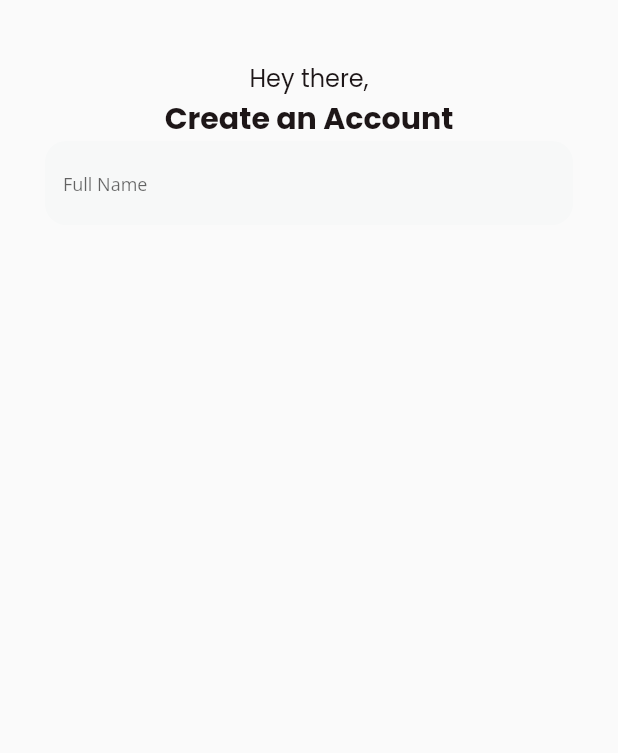
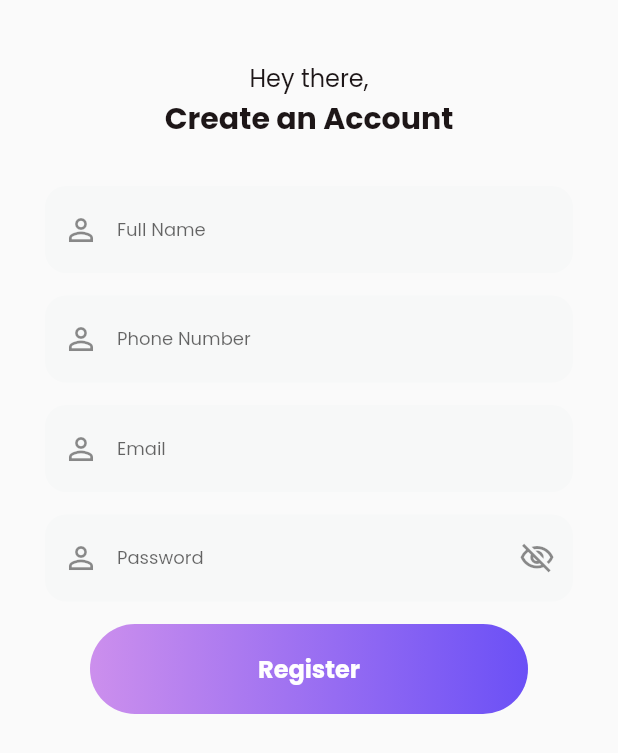
Before and after one commit to ahmdxhabibi/didpoolfit, a Flutter app: the RegisterPage screen opened by its route, on a phone screen of 412 x 824 dp. Shown: the top 753 px of the screen. Run offline on Flutter 3.47's test engine with Material 2 defaults, Android fonts, the light colour scheme and no system bars; our stand-ins replace google_fonts.

Commit message:
add textform widget

```diff
--- a/lib/pages/register_page.dart
+++ b/lib/pages/register_page.dart
@@ -1,3 +1,5 @@
+import 'package:didpoolfit/widgets/button_widget.dart';
+import 'package:didpoolfit/widgets/costum_text_form.dart';
 import 'package:flutter/material.dart';
 import 'package:google_fonts/google_fonts.dart';
 
@@ -32,21 +34,26 @@
                 fontWeight: FontWeight.bold,
               ),
             ),
-            TextFormField(
-              obscureText: false,
-              style: GoogleFonts.openSans(
-                fontSize: 12,
-                color: const Color(0xffADA4A5),
-              ),
-              decoration: InputDecoration(
-                fillColor: const Color(0xffF7F8F8),
-                filled: true,
-                border: OutlineInputBorder(
-                    borderRadius: BorderRadius.circular(14),
-                    borderSide: BorderSide.none),
-                hintText: 'Full Name',
-              ),
+            const SizedBox(height: 30),
+            const CostumTextForm(
+              text: 'Full Name',
             ),
+            const CostumTextForm(
+              text: 'Phone Number',
+            ),
+            const CostumTextForm(
+              text: 'Email',
+            ),
+            const CostumTextForm(
+              text: 'Password',
+              hidePassword: true,
+            ),
+            CustomButton(
+              title: 'Register',
+              onPressed: () {
+                Navigator.pushNamed(context, '/onboarding1');
+              },
+            )
           ],
         ),
       ),
--- a/lib/widgets/button_widget.dart
+++ b/lib/widgets/button_widget.dart
@@ -17,8 +17,16 @@
       width: 315,
       height: 60,
       margin: const EdgeInsets.symmetric(horizontal: 30),
-      decoration: BoxDecoration(
-          color: logoLinier, borderRadius: BorderRadius.circular(100)),
+      decoration: ShapeDecoration(
+        gradient: const LinearGradient(
+          begin: Alignment(-1.00, 0.08),
+          end: Alignment(1, -0.08),
+          colors: [Color(0xFFCC8FED), Color(0xFF6B50F6)],
+        ),
+        shape: RoundedRectangleBorder(
+          borderRadius: BorderRadius.circular(99),
+        ),
+      ),
       child: TextButton(
           onPressed: onPressed,
           child: Text(
--- a/lib/widgets/costum_textForm.dart
+++ /dev/null
@@ -1,25 +0,0 @@
-import 'package:flutter/material.dart';
-import 'package:google_fonts/google_fonts.dart';
-
-class CostumTextForm extends StatelessWidget {
-  const CostumTextForm({super.key});
-
-  @override
-  Widget build(BuildContext context) {
-    return TextFormField(
-      obscureText: false,
-      style: GoogleFonts.poppins(
-        fontSize: 12,
-        color: const Color(0xffADA4A5),
-      ),
-      decoration: InputDecoration(
-        fillColor: const Color(0xffF7F8F8),
-        filled: true,
-        border: OutlineInputBorder(
-            borderRadius: BorderRadius.circular(14),
-            borderSide: BorderSide.none),
-        hintText: 'Full Name',
-      ),
-    );
-  }
-}
--- /dev/null
+++ b/lib/widgets/costum_text_form.dart
@@ -0,0 +1,35 @@
+import 'package:flutter/material.dart';
+import 'package:google_fonts/google_fonts.dart';
+
+class CostumTextForm extends StatelessWidget {
+  final bool hidePassword;
+  final String text;
+  const CostumTextForm(
+      {super.key, this.hidePassword = false, required this.text});
+
+  @override
+  Widget build(BuildContext context) {
+    return Padding(
+      padding: const EdgeInsets.only(bottom: 15),
+      child: TextFormField(
+        autofocus: false,
+        obscureText: hidePassword,
+        style: GoogleFonts.poppins(
+          fontSize: 12,
+          color: const Color(0xffADA4A5),
+        ),
+        decoration: InputDecoration(
+          prefixIcon: const Icon(Icons.person_outline),
+          suffixIcon:
+              hidePassword ? const Icon(Icons.visibility_off_outlined) : null,
+          fillColor: const Color(0xffF7F8F8),
+          filled: true,
+          border: OutlineInputBorder(
+              borderRadius: BorderRadius.circular(14),
+              borderSide: BorderSide.none),
+          hintText: text,
+        ),
+      ),
+    );
+  }
+}
```
